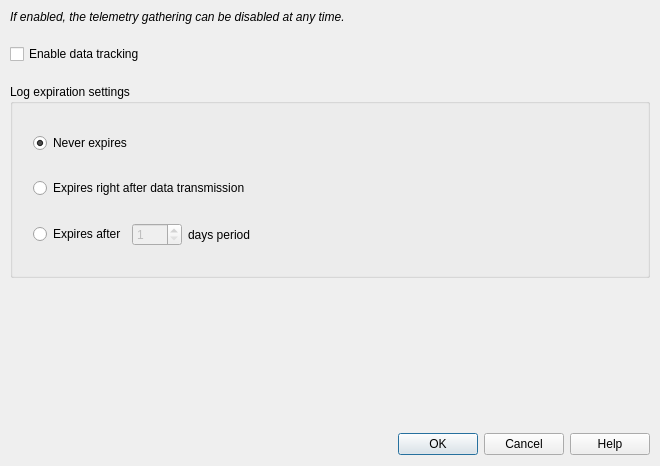
Above: src/settingsdialog.ui from orgads/ConnectedCreatorPlugin before the change. Below: the same form after it.
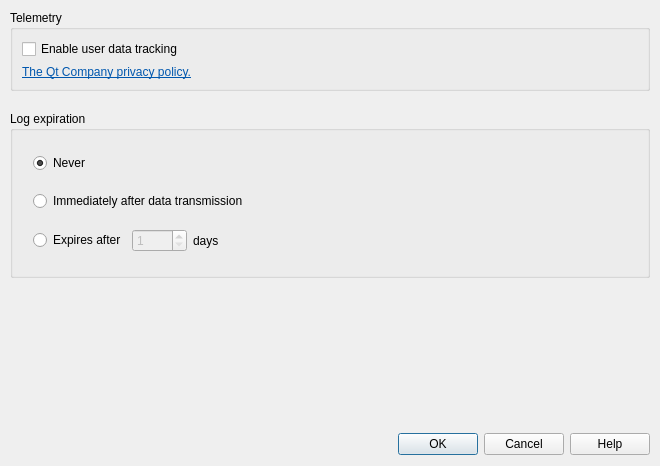
That is the form after the change.

What changed in the file:
```diff
--- a/src/settingsdialog.ui
+++ b/src/settingsdialog.ui
@@ -13,7 +13,7 @@
   <property name="windowTitle">
    <string>Dialog</string>
   </property>
-  <layout class="QVBoxLayout" name="verticalLayout" stretch="0,0,1,0,0">
+  <layout class="QVBoxLayout" name="verticalLayout" stretch="0,1,0,0">
    <property name="spacing">
     <number>20</number>
    </property>
@@ -27,28 +27,35 @@
     <number>10</number>
    </property>
    <item>
-    <widget class="QLabel" name="descrLabel">
-     <property name="font">
-      <font>
-       <italic>true</italic>
-      </font>
+    <widget class="QGroupBox" name="telemetryGroupBox">
+     <property name="title">
+      <string>Telemetry</string>
      </property>
-     <property name="text">
-      <string>If enabled, the telemetry gathering can be disabled at any time.</string>
-     </property>
-    </widget>
-   </item>
-   <item>
-    <widget class="QCheckBox" name="checkBox">
-     <property name="text">
-      <string>Enable data tracking</string>
-     </property>
+     <layout class="QVBoxLayout" name="verticalLayout_2">
+      <item>
+       <widget class="QCheckBox" name="checkBox">
+        <property name="toolTip">
+         <string>Help The Qth Company to improve user experience by enabling anonymous data tracking</string>
+        </property>
+        <property name="text">
+         <string>Enable user data tracking</string>
+        </property>
+       </widget>
+      </item>
+      <item>
+       <widget class="QLabel" name="label_2">
+        <property name="text">
+         <string>&lt;html&gt;&lt;head/&gt;&lt;body&gt;&lt;p&gt;&lt;a href=&quot;https://www.qt.io/terms-conditions/&quot;&gt;&lt;span style=&quot; text-decoration: underline; color:#0057ae;&quot;&gt;The Qt Company privacy policy.&lt;/span&gt;&lt;/a&gt;&lt;/p&gt;&lt;/body&gt;&lt;/html&gt;</string>
+        </property>
+       </widget>
+      </item>
+     </layout>
     </widget>
    </item>
    <item>
     <widget class="QGroupBox" name="logGroupBox">
      <property name="title">
-      <string>Log expiration settings</string>
+      <string>Log expiration</string>
      </property>
      <layout class="QGridLayout" name="gridLayout">
       <property name="leftMargin">
@@ -69,7 +76,7 @@
          <string>Keep logs permanently</string>
         </property>
         <property name="text">
-         <string>Never expires</string>
+         <string>Never</string>
         </property>
         <property name="checked">
          <bool>true</bool>
@@ -95,7 +102,7 @@
          <string>Logs cleaned-up right after data sent to backend</string>
         </property>
         <property name="text">
-         <string>Expires right after data transmission</string>
+         <string>Immediately after data transmission</string>
         </property>
        </widget>
       </item>
@@ -144,7 +151,7 @@
          <string>Logs cleaned-up after specified period of time</string>
         </property>
         <property name="text">
-         <string>days period</string>
+         <string>days</string>
         </property>
        </widget>
       </item>
```
Left out of the diff: 10 changed lines with no effect on the pictures.
